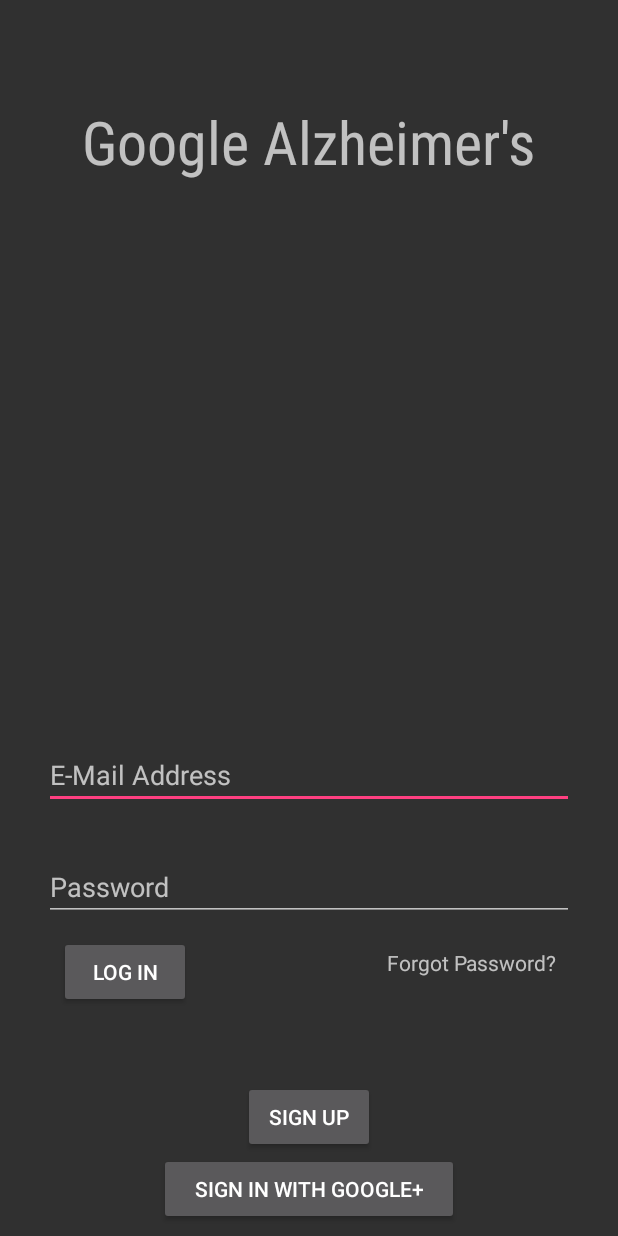
After one commit to bibekkhatakho/Project-GA, an Android app: the LoginActivity screen opened directly, with no data from a screen before it, on a phone screen of 412 x 824 dp. The commit adds this screen. Run offline under Robolectric (Android 15) with nearby library versions, the light colour scheme and no system bars.

Commit message:
Simple GUI for Sign In.

```diff
--- a/app/build.gradle
+++ b/app/build.gradle
@@ -32,4 +32,5 @@
 
 
 
+
 apply plugin: 'com.google.gms.google-services'
--- a/app/src/main/AndroidManifest.xml
+++ b/app/src/main/AndroidManifest.xml
@@ -16,6 +16,7 @@
                 <category android:name="android.intent.category.LAUNCHER" />
             </intent-filter>
         </activity>
+        <activity android:name=".LoginActivity"></activity>
     </application>
 
 </manifest>
--- /dev/null
+++ b/app/src/main/java/com/project/group/projectga/LoginActivity.java
@@ -0,0 +1,13 @@
+package com.project.group.projectga;
+
+import android.support.v7.app.AppCompatActivity;
+import android.os.Bundle;
+
+public class LoginActivity extends AppCompatActivity {
+
+    @Override
+    protected void onCreate(Bundle savedInstanceState) {
+        super.onCreate(savedInstanceState);
+        setContentView(R.layout.activity_login);
+    }
+}
--- /dev/null
+++ b/app/src/main/res/layout/activity_login.xml
@@ -0,0 +1,106 @@
+<?xml version="1.0" encoding="utf-8"?>
+<android.support.constraint.ConstraintLayout xmlns:android="http://schemas.android.com/apk/res/android"
+    xmlns:app="http://schemas.android.com/apk/res-auto"
+    xmlns:tools="http://schemas.android.com/tools"
+    android:layout_width="match_parent"
+    android:layout_height="match_parent"
+    tools:context="com.project.group.projectga.LoginActivity">
+
+    <EditText
+        android:id="@+id/etEmail"
+        android:layout_width="0dp"
+        android:layout_height="wrap_content"
+        android:ems="10"
+        android:hint="@string/email"
+        android:inputType="textEmailAddress"
+        tools:layout_constraintRight_creator="1"
+        tools:layout_constraintBottom_creator="1"
+        app:layout_constraintBottom_toTopOf="@+id/etPassword"
+        android:layout_marginStart="29dp"
+        android:layout_marginEnd="29dp"
+        app:layout_constraintRight_toRightOf="parent"
+        tools:layout_constraintLeft_creator="1"
+        android:layout_marginBottom="29dp"
+        app:layout_constraintLeft_toLeftOf="parent" />
+
+    <EditText
+        android:id="@+id/etPassword"
+        android:layout_width="0dp"
+        android:layout_height="wrap_content"
+        android:ems="10"
+        android:hint="@string/password"
+        android:inputType="textPassword"
+        tools:layout_constraintRight_creator="1"
+        tools:layout_constraintBottom_creator="1"
+        android:layout_marginStart="29dp"
+        app:layout_constraintBottom_toBottomOf="parent"
+        android:layout_marginEnd="29dp"
+        app:layout_constraintRight_toRightOf="parent"
+        tools:layout_constraintLeft_creator="1"
+        android:layout_marginBottom="210dp"
+        app:layout_constraintLeft_toLeftOf="parent" />
+
+    <TextView
+        android:id="@+id/tvGA"
+        android:layout_width="wrap_content"
+        android:layout_height="wrap_content"
+        android:fontFamily="sans-serif-condensed"
+        android:text="@string/googleAlzheimers"
+        android:textSize="40sp"
+        tools:layout_constraintTop_creator="1"
+        tools:layout_constraintRight_creator="1"
+        app:layout_constraintRight_toRightOf="parent"
+        android:layout_marginTop="67dp"
+        tools:layout_constraintLeft_creator="1"
+        app:layout_constraintLeft_toLeftOf="parent"
+        app:layout_constraintTop_toTopOf="parent" />
+
+    <Button
+        android:id="@+id/bLogin"
+        android:layout_width="wrap_content"
+        android:layout_height="wrap_content"
+        android:text="@string/login"
+        tools:layout_constraintTop_creator="1"
+        android:layout_marginStart="10dp"
+        android:layout_marginTop="10dp"
+        app:layout_constraintTop_toBottomOf="@+id/etPassword"
+        tools:layout_constraintLeft_creator="1"
+        app:layout_constraintLeft_toLeftOf="@+id/etPassword" />
+
+    <TextView
+        android:id="@+id/tvForgotPassword"
+        android:layout_width="wrap_content"
+        android:layout_height="wrap_content"
+        android:text="@string/forgotPassword"
+        tools:layout_constraintTop_creator="1"
+        tools:layout_constraintRight_creator="1"
+        android:layout_marginEnd="11dp"
+        app:layout_constraintRight_toRightOf="@+id/etPassword"
+        android:layout_marginTop="18dp"
+        app:layout_constraintTop_toBottomOf="@+id/etPassword" />
+
+    <Button
+        android:id="@+id/bSignup"
+        android:layout_width="wrap_content"
+        android:layout_height="wrap_content"
+        android:text="@string/signup"
+        tools:layout_constraintRight_creator="1"
+        tools:layout_constraintBottom_creator="1"
+        app:layout_constraintBottom_toTopOf="@+id/bSigninGoogle"
+        app:layout_constraintRight_toRightOf="parent"
+        tools:layout_constraintLeft_creator="1"
+        app:layout_constraintLeft_toLeftOf="parent" />
+
+    <Button
+        android:id="@+id/bSigninGoogle"
+        android:layout_width="200dp"
+        android:layout_height="wrap_content"
+        android:text="@string/signinGoogle"
+        tools:layout_constraintRight_creator="1"
+        tools:layout_constraintBottom_creator="1"
+        app:layout_constraintBottom_toBottomOf="parent"
+        app:layout_constraintRight_toRightOf="parent"
+        tools:layout_constraintLeft_creator="1"
+        android:layout_marginBottom="7dp"
+        app:layout_constraintLeft_toLeftOf="parent" />
+</android.support.constraint.ConstraintLayout>
--- a/app/src/main/res/values/strings.xml
+++ b/app/src/main/res/values/strings.xml
@@ -3,4 +3,11 @@
     <string name="edit_test">Enter a test string</string>
     <string name="button_save_test">Save</string>
     <string name="button_load_test">Load</string>
+    <string name="googleAlzheimers">"Google Alzheimer's"</string>
+    <string name="email">"E-Mail Address"</string>
+    <string name="password">Password</string>
+    <string name="login">"Log In"</string>
+    <string name="signup">"Sign Up"</string>
+    <string name="forgotPassword">"Forgot Password?"</string>
+    <string name="signinGoogle">"Sign In With Google+"</string>
 </resources>
--- a/app/src/main/res/values/styles.xml
+++ b/app/src/main/res/values/styles.xml
@@ -1,7 +1,7 @@
 <resources>
 
     <!-- Base application theme. -->
-    <style name="AppTheme" parent="Theme.AppCompat.Light.DarkActionBar">
+    <style name="AppTheme" parent="Theme.AppCompat.NoActionBar">
         <!-- Customize your theme here. -->
         <item name="colorPrimary">@color/colorPrimary</item>
         <item name="colorPrimaryDark">@color/colorPrimaryDark</item>
```
